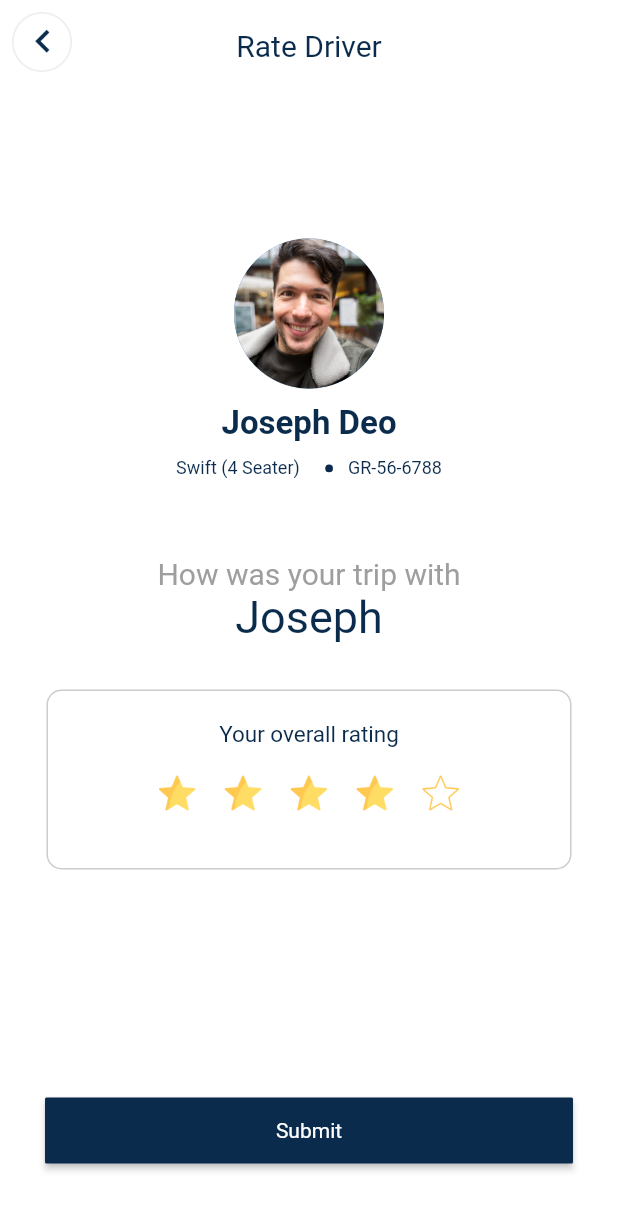
After one commit to Rayarmohan/Taxi-Passinger-App, a Flutter app: the RateDriverScreen screen opened directly, on a phone screen of 412 x 824 dp. The commit adds this screen. Shown: the top 1210 px of the screen. Run offline on Flutter 3.47's test engine with Material 3 defaults, Android fonts, the phone set to English and light mode, and no system bars; our stand-ins replace flutter_screenutil, flutter_svg, get; Roboto replaces fonts that are missing (SF Pro Display).

Commit message:
second_commit

```diff
--- /dev/null
+++ b/lib/features/rate_driver/rate_driver_screen.dart
@@ -0,0 +1,165 @@
+// ignore_for_file: unnecessary_const
+
+
+import 'package:flutter/material.dart';
+import 'package:flutter_screenutil/flutter_screenutil.dart';
+import 'package:taxi_passenger_app/utils/color/app_colors.dart';
+import 'package:taxi_passenger_app/widgets/custom_app_bar.dart';
+import 'package:taxi_passenger_app/widgets/custom_button.dart';
+import 'package:taxi_passenger_app/widgets/custom_images.dart';
+
+class RateDriverScreen extends StatelessWidget {
+  const RateDriverScreen({super.key});
+
+  @override
+  Widget build(BuildContext context) {
+    return Scaffold(
+      appBar: CustomAppBar(
+        title: Text(
+          "Rate Driver",
+          style: Theme.of(context).textTheme.displayMedium!.copyWith(
+              height: 1.7, color: AppColors.primeryColor, fontSize: 20),
+        ),
+        leading: const Padding(
+          padding: EdgeInsets.all(8.0),
+          child: CustomPngImage(
+            imageName: "assets/images/arrow_back.png",
+            height: 30,
+            width: 30,
+          ),
+        ),
+      ),
+      body: SafeArea(
+        child: Center(
+          child: Padding(
+            padding: const EdgeInsets.only(left: 30, right: 30),
+            child: Column(
+              children: [
+                SizedBox(
+                  height: 100.h,
+                ),
+                const CircleAvatar(
+                  radius: 50,
+                  child: CustomPngImage(
+                    height: 100,
+                    width: 100,
+                    imageName: 'assets/images/profilepic.png',
+                  ),
+                ),
+                Text('Joseph Deo',
+                    style: Theme.of(context).textTheme.displayMedium!.copyWith(
+                        height: 1.7,
+                        color: AppColors.primeryColor,
+                        fontSize: 22,
+                        fontWeight: FontWeight.bold)),
+                SizedBox(
+                  height: 9.h,
+                ),
+                Row(
+                  crossAxisAlignment: CrossAxisAlignment.center,
+                  mainAxisAlignment: MainAxisAlignment.center,
+                  children: [
+                    Text(
+                      "Swift (4 Seater)",
+                      style: Theme.of(context).textTheme.bodyMedium!.copyWith(
+                          fontSize: 12,
+                          fontWeight: FontWeight.w400,
+                          color: AppColors.primeryColor),
+                    ),
+                    const SizedBox(
+                      width: 17,
+                    ),
+                    Container(
+                      height: 5.h,
+                      width: 5.h,
+                      decoration: BoxDecoration(
+                          borderRadius: BorderRadius.circular(100),
+                          color: AppColors.primeryColor),
+                    ),
+                    const SizedBox(
+                      width: 10,
+                    ),
+                    Text(
+                      "GR-56-6788",
+                      style: Theme.of(context).textTheme.bodyMedium!.copyWith(
+                          fontSize: 12,
+                          fontWeight: FontWeight.w400,
+                          color: AppColors.primeryColor),
+                    ),
+                  ],
+                ),
+                SizedBox(
+                  height: 50.h,
+                ),
+                Text(
+                  "How was your trip with",
+                  style: Theme.of(context).textTheme.bodyMedium!.copyWith(
+                      fontSize: 20,
+                      fontWeight: FontWeight.w400,
+                      color: AppColors.grey),
+                ),
+                Text(
+                  "Joseph",
+                  style: Theme.of(context).textTheme.bodyMedium!.copyWith(
+                      fontSize: 30,
+                      fontWeight: FontWeight.w400,
+                      color: AppColors.primeryColor),
+                ),
+                SizedBox(
+                  height: 30.h,
+                ),
+                Container(
+                  width: 350,
+                  height: 120,
+                  decoration: BoxDecoration(
+                      border: Border.all(color: Colors.black.withOpacity(0.2)),
+                      borderRadius: BorderRadius.circular(10)),
+                  child: Padding(
+                    padding: const EdgeInsets.all(20.0),
+                    child: Center(
+                      child: Column(
+                        children: [
+                          Text(
+                            "Your overall rating",
+                            style: Theme.of(context)
+                                .textTheme
+                                .bodyMedium!
+                                .copyWith(
+                                    fontSize: 15,
+                                    fontWeight: FontWeight.w400,
+                                    color: AppColors.primeryColor),
+                          ),
+                          const Expanded(
+                            child: CustomPngImage(
+                              imageName: "assets/images/stars.png",
+                              height: 200,
+                              width: 200,
+                              boxFit: BoxFit.contain,
+                            ),
+                          ),
+                        ],
+                      ),
+                    ),
+                  ),
+                ),
+
+                const SizedBox(
+                  height: 150,
+                ),
+
+                CustomButton(
+                height: 44,
+                width: 1.sw,
+                onPressed: () {},
+                text: "Submit",
+                color: AppColors.primeryColor,
+                textColor: AppColors.white,
+              )
+              ],
+            ),
+          ),
+        ),
+      ),
+    );
+  }
+}
```
Also changed, not shown: lib/features/driver_arrived/driver_arrived_screen.dart (+19 -17 lines), lib/features/navigateyour_ride/naviagate_your_ride_screen.dart (added, +166 -0 lines), lib/features/navigation/navigation_screen.dart (added, +180 -0 lines), lib/features/verify_code/verify_code_screen.dart (+1 -11 lines), lib/main.dart (+5 -2 lines), assets/images/image.png (added), assets/images/location_icon.png (added), assets/images/navigateride.png (added), assets/images/navigation.png (added), assets/images/stars.png (added).
